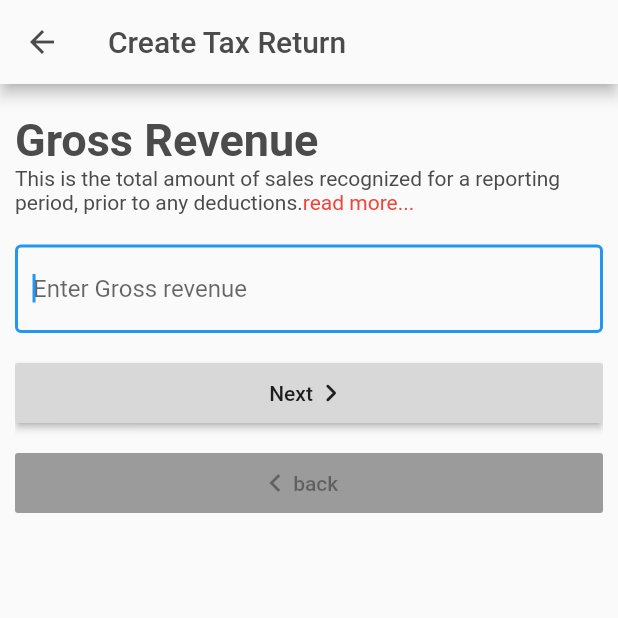
After one commit to grey122/tax_return_new, a Flutter app: the CreateTaxReturn screen opened directly, on a phone screen of 412 x 824 dp, the top half of it. The commit adds this screen. Run offline on Flutter 3.47's test engine with Material 2 defaults, Android fonts, the phone set to English and light mode, and no system bars; our stand-ins replace bloc, built_collection, built_value, cloud_firestore, equatable, firebase_auth and 6 more; missing offline and left inert: flutter_facebook_login, pedantic; accounts and stored records are empty; generated files the repository leaves out were written again.

Commit message:
added some few stuffs here sha

```diff
--- a/lib/app.dart
+++ b/lib/app.dart
@@ -5,6 +5,7 @@ import 'package:flutter_bloc/flutter_bloc.dart';
 import 'package:tax_return/feature/tax_return/data/repositories/firebase_tax_return_repo.dart';
 
 import 'package:tax_return/feature/tax_return/data/repositories/firebase_user_rep.dart';
+import 'package:tax_return/feature/tax_return/presentation/logic/constants/colors_constant.dart';
 
 import 'package:tax_return/home_page.dart';
 import 'package:tax_return/core/splash/splash_export.dart';
@@ -49,8 +50,7 @@ class _AppViewState extends State<AppView> {
   @override
   Widget build(BuildContext context) {
     return MaterialApp(
-      //TODO: implelment a better theme for the app after the design is done
-      theme: ThemeData.light(),
+      theme: ThemeData(backgroundColor: backgroundColor),
       navigatorKey: _navigatorKey,
       builder: (context, child) {
         return MultiBlocProvider(
--- a/lib/feature/tax_return/data/model/tax_return_model_built.dart
+++ b/lib/feature/tax_return/data/model/tax_return_model_built.dart
@@ -7,7 +7,6 @@ import 'package:cloud_firestore/cloud_firestore.dart';
 import 'package:tax_return/feature/tax_return/data/model/serializers/serilizers_export.dart';
 
 part 'tax_return_model_built.g.dart';
-//TODO: create date stamp id
 
 abstract class TaxReturnModelBuilt
     implements Built<TaxReturnModelBuilt, TaxReturnModelBuiltBuilder> {
--- a/lib/feature/tax_return/data/repositories/firebase_user_rep.dart
+++ b/lib/feature/tax_return/data/repositories/firebase_user_rep.dart
@@ -17,7 +17,6 @@ class FirebaseUserRepository implements UserRepository {
 
 //  Stream<QuerySnapshot> get lists =>
 
-//TODO: remove the userParameter
   @override
   Future<void> addNewUserData({UserEntity user}) {
     //   final firebaseUserr =  firebaseFirestore.collection(path).doc(authUser.id).collection('User').where(field);
--- /dev/null
+++ b/lib/feature/tax_return/presentation/logic/constants/tax_return_value_description.dart
@@ -0,0 +1,10 @@
+const String GROSS_REVENUE =
+    'This is the total amount of sales recognized for a reporting period, prior to any deductions.';
+const String GROSS_PROFIT =
+    'This is the profit a company makes after deducting the costs associated with making and selling its products.';
+const String NET_PROFIT =
+    'General admin expenses includes everything like salaries of employees, utility management fees that were used for that particular month';
+const LOSS_BROUGHT_FOWARD =
+    'Disallowed expenses include loss from the product sold, depreciation/amortization, or capital expenses in that month';
+const TAXABLE_INCOME =
+    'This should usually auto-generate after the first Input';
--- /dev/null
+++ b/lib/feature/tax_return/presentation/screens/createTaxData.dart
@@ -0,0 +1,363 @@
+import 'package:cloud_firestore/cloud_firestore.dart';
+import 'package:flutter/gestures.dart';
+import 'package:flutter/material.dart';
+import 'package:tax_return/feature/tax_return/domain/entities/entities_export.dart';
+import 'package:tax_return/feature/tax_return/presentation/logic/bloc/bloc_export.dart';
+import 'package:tax_return/feature/tax_return/presentation/logic/constants/constants_export.dart';
+import 'package:tax_return/feature/tax_return/presentation/logic/constants/tax_return_value_description.dart';
+import 'package:flutter_bloc/flutter_bloc.dart';
+import 'package:tax_return/home_page.dart';
+
+//TODO: after create tax, then edit tax
+//TODO: remove one of this stateful widget
+class CreateTaxReturn extends StatefulWidget {
+  final bool isEditing;
+
+  CreateTaxReturn({Key key, this.isEditing}) : super(key: key);
+
+  @override
+  _CreateTaxReturnState createState() => _CreateTaxReturnState();
+}
+
+class _CreateTaxReturnState extends State<CreateTaxReturn> {
+  String grossRevenue;
+  String costOfSales;
+  String generalAdminExpenses;
+  String dissallowedExpenses;
+  String nonTaxableExpenses;
+  String balanceAdjustment;
+  String capitalAllowance;
+  String paidCapital;
+
+//automaticaly gives focus to the next widget
+  final FocusNode _grossRevenueNode = FocusNode();
+  final FocusNode _grossProfitNode = FocusNode();
+  final FocusNode _netProfitBeforeTaxNode = FocusNode();
+  final FocusNode _lossBroughtFowardNode = FocusNode();
+  final FocusNode _taxableIncomeNode = FocusNode();
+
+  final _controller = PageController(initialPage: 0);
+
+  @override
+  void dispose() {
+    _grossProfitNode.dispose();
+    _grossRevenueNode.dispose();
+    _netProfitBeforeTaxNode.dispose();
+    _lossBroughtFowardNode.dispose();
+    _taxableIncomeNode.dispose();
+    super.dispose();
+  }
+
+  @override
+  Widget build(BuildContext context) {
+    final height = MediaQuery.of(context).size.height;
+    return Scaffold(
+      backgroundColor: backgroundColor,
+      appBar: AppBar(
+        iconTheme: IconThemeData(color: darkColor),
+        backgroundColor: backgroundColor,
+        title: Text(
+          widget.isEditing == true ? 'Edit Tax Return' : 'Create Tax Return',
+          style: TextStyle(color: darkColor),
+        ),
+      ),
+      body: SingleChildScrollView(
+        child: Container(
+          height: height,
+          child: Padding(
+              padding: EdgeInsets.symmetric(horizontal: 10, vertical: 20),
+              child: PageView(
+                physics: NeverScrollableScrollPhysics(),
+                controller: _controller,
+                allowImplicitScrolling: true,
+                children: [
+                  TaxReturnTypeDescription(
+                    textDescription: GROSS_REVENUE,
+                    taxValue: 'Gross Revenue',
+                    onPressedNext: () {
+                      FocusScope.of(context).requestFocus(_grossProfitNode);
+                      _controller.jumpToPage(1);
+                    },
+                    inputTaxAmount: [
+                      InputTaxReturnAmount(
+                        myFocusNode: _grossRevenueNode,
+                        taxTypeHint: 'Enter Gross revenue',
+                        onSubmited: (value) {
+                          grossRevenue = value;
+                        },
+                      )
+                    ],
+                  ),
+                  TaxReturnTypeDescription(
+                    onPressedNext: () {
+                      FocusScope.of(context)
+                          .requestFocus(_netProfitBeforeTaxNode);
+                      _controller.jumpToPage(2);
+                    },
+                    onPressedBack: () {
+                      FocusScope.of(context).requestFocus(_grossRevenueNode);
+                      _controller.jumpToPage(0);
+                    },
+                    textDescription: GROSS_PROFIT,
+                    taxValue: "Gross profit",
+                    inputTaxAmount: [
+                      InputTaxReturnAmount(
+                        myFocusNode: _grossProfitNode,
+                        taxTypeHint: 'Enter Cost of Sales',
+                        onSubmited: (value) {
+                          costOfSales = value;
+                        },
+                      )
+                    ],
+                  ),
+                  TaxReturnTypeDescription(
+                    onPressedNext: () {
+                      FocusScope.of(context)
+                          .requestFocus(_lossBroughtFowardNode);
+                      _controller.jumpToPage(3);
+                    },
+                    onPressedBack: () {
+                      FocusScope.of(context).requestFocus(_grossProfitNode);
+                      _controller.jumpToPage(1);
+                    },
+                    textDescription: NET_PROFIT,
+                    taxValue: 'Net Profit(befor tax)',
+                    inputTaxAmount: [
+                      InputTaxReturnAmount(
+                          myFocusNode: _netProfitBeforeTaxNode,
+                          onSubmited: (value) {
+                            generalAdminExpenses = value;
+                          },
+                          taxTypeHint: 'Enter General Admin Expenses')
+                    ],
+                  ),
+                  TaxReturnTypeDescription(
+                    onPressedNext: () {
+                      FocusScope.of(context).requestFocus(_taxableIncomeNode);
+                      _controller.jumpToPage(4);
+                    },
+                    onPressedBack: () {
+                      FocusScope.of(context)
+                          .requestFocus(_netProfitBeforeTaxNode);
+                      _controller.jumpToPage(2);
+                    },
+                    textDescription: LOSS_BROUGHT_FOWARD,
+                    taxValue: 'Loss Brought Foward',
+                    inputTaxAmount: [
+                      InputTaxReturnAmount(
+                          myFocusNode: _lossBroughtFowardNode,
+                          onSubmited: (value) {
+                            dissallowedExpenses = value;
+                          },
+                          taxTypeHint: 'Enter Dissallowed Expenses'),
+                      InputTaxReturnAmount(
+                          onSubmited: (value) {
+                            nonTaxableExpenses = value;
+                          },
+                          taxTypeHint: 'Enter Non taxable Profit'),
+                    ],
+                  ),
+                  TaxReturnTypeDescription(
+                    onPressedBack: () {
+                      FocusScope.of(context)
+                          .requestFocus(_lossBroughtFowardNode);
+                      _controller.jumpToPage(3);
+                    },
+                    textDescription: LOSS_BROUGHT_FOWARD,
+                    taxValue: 'Taxable Income',
+                    inputTaxAmount: [
+                      InputTaxReturnAmount(
+                          myFocusNode: _taxableIncomeNode,
+                          onSubmited: (value) {
+                            balanceAdjustment = value;
+                          },
+                          taxTypeHint: 'Enter Balance Adjustment'),
+                      InputTaxReturnAmount(
+                          onSubmited: (value) {
+                            capitalAllowance = value;
+                          },
+                          taxTypeHint: 'Enter Capitlal Allownace'),
+                      InputTaxReturnAmount(
+                        taxTypeHint: 'Enter Paid Capital',
+                        onSubmited: (value) {
+                          paidCapital = value;
+                        },
+                      ),
+                    ],
+                    onPressedNext: () {
+                      //!FIXME: refactory this monstrocity 😥
+                      DateTime currentPhoneDate = DateTime.now();
+                      //TODO: write a funtion here for predicted date
+                      //TODO: write a funtion that will predict if the green icon arror up or arrow down based on predicted tax
+                      //TODO: the calculation should be done in the a bloc
+                      final grosProfit =
+                          int.parse(grossRevenue) - int.parse(costOfSales);
+                      final netProfit =
+                          grosProfit - int.parse(generalAdminExpenses);
+                      final pridectedIncome = netProfit -
+                          (int.parse(dissallowedExpenses) +
+                              int.parse(nonTaxableExpenses)) +
+                          (int.parse(balanceAdjustment) +
+                              int.parse(capitalAllowance) +
+                              int.parse(paidCapital));
+                      Timestamp myTimeStamp =
+                          Timestamp.fromDate(currentPhoneDate);
+                      TaxReturnBuilt taxes = TaxReturnBuilt((b) => b
+                        ..balanceAdjustment = int.parse(balanceAdjustment)
+                        ..capitalAllowance = int.parse(capitalAllowance)
+                        ..dissallowedExpenses = int.parse(dissallowedExpenses)
+                        ..generalAdminExpenses = netProfit
+                        ..grossProfit = grosProfit
+                        ..grossRevenue = int.parse(grossRevenue)
+                        ..noTaxableProfit = int.parse(nonTaxableExpenses)
+                        ..paidCapital = int.parse(paidCapital)
+                        //! this should be reoved for a better funtion in the future
+                        ..predictedTax = pridectedIncome
+                        ..currentDate = myTimeStamp);
+                      context.bloc<TaxReturnCubit>().addTaxReturn(taxes);
+                      return Navigator.of(context).push(
+                          MaterialPageRoute(builder: (context) => HomePage()));
+                    },
+                  ),
+                ],
+              )),
+        ),
+      ),
+    );
+  }
+}
+
+class TaxReturnTypeDescription extends StatefulWidget {
+  final Function() onPressedNext;
+  final String taxValue;
+  final List<InputTaxReturnAmount> inputTaxAmount;
+  final String textDescription;
+  final Function() onPressedBack;
+  const TaxReturnTypeDescription({
+    Key key,
+    @required this.onPressedNext,
+    this.taxValue,
+    @required this.inputTaxAmount,
+    @required this.textDescription,
+    this.onPressedBack,
+  }) : super(key: key);
+
+  @override
+  _TaxReturnTypeDescriptionState createState() =>
+      _TaxReturnTypeDescriptionState();
+}
+
+class _TaxReturnTypeDescriptionState extends State<TaxReturnTypeDescription> {
+  @override
+  Widget build(BuildContext context) {
+    final width = MediaQuery.of(context).size.width;
+    return Container(
+      child: Column(
+        crossAxisAlignment: CrossAxisAlignment.start,
+        children: [
+          Text(
+            widget.taxValue,
+            style: TextStyle(
+              color: darkColor,
+              fontSize: 30,
+              fontWeight: FontWeight.bold,
+            ),
+          ),
+          RichText(
+            text: TextSpan(
+                text: widget.textDescription,
+                style: TextStyle(color: darkColor),
+                children: <TextSpan>[
+                  TextSpan(
+                    //FIXME: fix this line of code
+                    //  recognizer: GestureDetector(),
+                    text: 'read more...',
+                    style: TextStyle(color: Colors.red),
+                  )
+                ]),
+          ),
+          Column(children: widget.inputTaxAmount),
+          Padding(
+            padding: EdgeInsets.symmetric(vertical: 20),
+            child: Container(
+              width: width,
+              height: 40,
+              child: RaisedButton(
+                onPressed: widget.onPressedNext,
+                child: Row(
+                    mainAxisAlignment: MainAxisAlignment.center,
+                    children: [
+                      Text('Next'),
+                      Icon(Icons.navigate_next_rounded)
+                    ]),
+                color: Color(0xFFD8D8D8),
+              ),
+            ),
+          ),
+          Container(
+            width: width,
+            height: 40,
+            child: RaisedButton(
+              onPressed: widget.onPressedBack,
+              child: Row(
+                mainAxisAlignment: MainAxisAlignment.center,
+                children: [
+                  Icon(Icons.navigate_before),
+                  Text('back'),
+                  SizedBox(
+                    width: 15,
+                  )
+                ],
+              ),
+              color: Color(0xFFD9D9D9),
+            ),
+          ),
+        ],
+      ),
+    );
+  }
+}
+
+class InputTaxReturnAmount extends StatefulWidget {
+  final String taxTypeHint;
+  final void Function(String value) onSubmited;
+  final FocusNode myFocusNode;
+  const InputTaxReturnAmount({
+    Key key,
+    @required this.taxTypeHint,
+    @required this.onSubmited,
+    @required this.myFocusNode,
+  }) : super(key: key);
+
+  @override
+  _InputTaxReturnAmountState createState() => _InputTaxReturnAmountState();
+}
+
+class _InputTaxReturnAmountState extends State<InputTaxReturnAmount> {
+  final _controller = TextEditingController();
+  @override
+  Widget build(BuildContext context) {
+    return Padding(
+      padding: EdgeInsets.only(top: 20),
+      child: TextField(
+        autofocus: true,
+        onChanged: widget.onSubmited,
+        // controller: _controller,
+        focusNode: widget.myFocusNode,
+        keyboardType: TextInputType.number,
+        decoration: InputDecoration(
+          hintText: widget.taxTypeHint,
+          border: OutlineInputBorder(),
+        ),
+      ),
+    );
+  }
+
+  @override
+  void dispose() {
+    _controller.dispose();
+    super.dispose();
+  }
+}
+
+//TODO: when number is inputed keypad should go to the next key
--- /dev/null
+++ b/lib/feature/tax_return/presentation/screens/editTaxzReturn.dart
@@ -0,0 +1,8 @@
+import 'package:flutter/material.dart';
+
+class EditTaxReturn extends StatelessWidget {
+  @override
+  Widget build(BuildContext context) {
+    return Container();
+  }
+}
--- a/pubspec.yaml
+++ b/pubspec.yaml
@@ -32,6 +32,7 @@ dependencies:
   meta: ^1.1.8
   #what is this package for ?
   pedantic: ^1.9.0
+  intl: ^0.16.1
   cloud_firestore: ^0.14.3
   rxdart: ^0.24.1
   built_value: ^7.1.0
```
Also changed, not shown: lib/core/splash/loading_idicators/circular_loading_indicator.dart (+5 -2 lines), lib/feature/tax_return/presentation/screens/cit_page.dart (+12 -2 lines), lib/feature/tax_return/presentation/screens/taxReturnMonth.dart (+20 -12 lines), lib/feature/tax_return/presentation/screens/user_profile.dart (+20 -5 lines), lib/feature/tax_return/presentation/widgets/home_widgets.dart (+47 -22 lines), lib/feature/tax_return/presentation/widgets/user_dialogue.dart (+25 -12 lines), lib/home_page.dart (+4 -16 lines), pubspec.lock, 1 other file.
